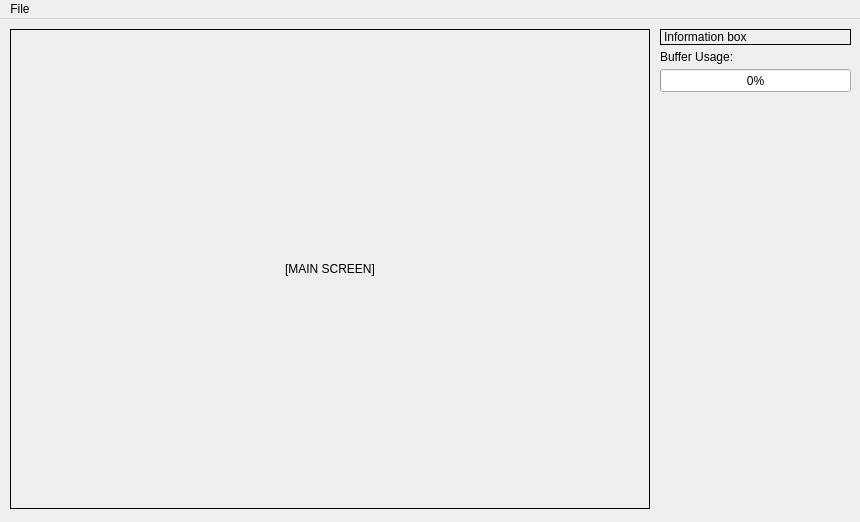
First picture: the form in src/mainwindow.ui, repository langelog/untitled, before the edit.
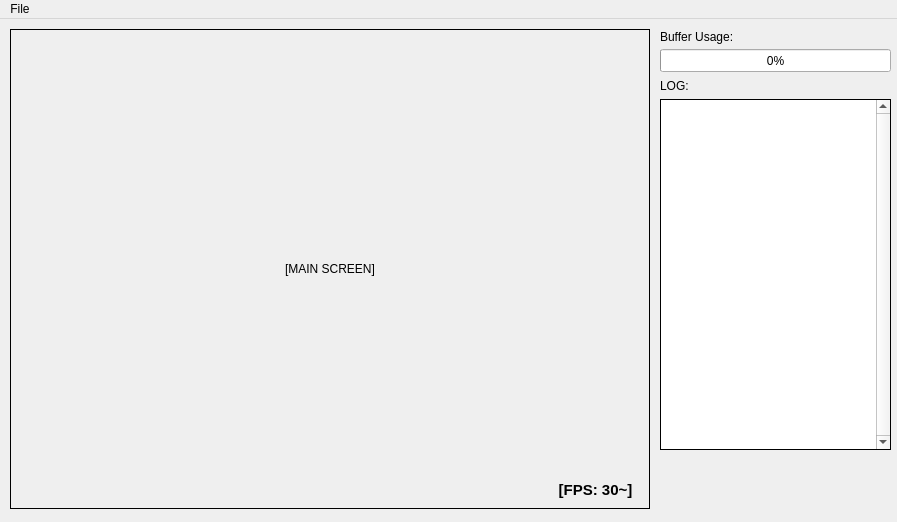
Second picture: the form after the edit.

The edit to the form file:
```diff
--- a/src/mainwindow.ui
+++ b/src/mainwindow.ui
@@ -6,10 +6,22 @@
    <rect>
     <x>0</x>
     <y>0</y>
-    <width>860</width>
+    <width>897</width>
     <height>522</height>
    </rect>
   </property>
+  <property name="minimumSize">
+   <size>
+    <width>897</width>
+    <height>522</height>
+   </size>
+  </property>
+  <property name="maximumSize">
+   <size>
+    <width>897</width>
+    <height>522</height>
+   </size>
+  </property>
   <property name="windowTitle">
    <string>MainWindow</string>
   </property>
@@ -33,27 +45,11 @@
      <set>Qt::AlignCenter</set>
     </property>
    </widget>
-   <widget class="QLabel" name="label_info">
-    <property name="geometry">
-     <rect>
-      <x>660</x>
-      <y>10</y>
-      <width>191</width>
-      <height>16</height>
-     </rect>
-    </property>
-    <property name="frameShape">
-     <enum>QFrame::Box</enum>
-    </property>
-    <property name="text">
-     <string>Information box</string>
-    </property>
-   </widget>
    <widget class="QLabel" name="label">
     <property name="geometry">
      <rect>
       <x>660</x>
-      <y>30</y>
+      <y>10</y>
       <width>91</width>
       <height>16</height>
      </rect>
@@ -66,8 +62,8 @@
     <property name="geometry">
      <rect>
       <x>660</x>
-      <y>50</y>
-      <width>191</width>
+      <y>30</y>
+      <width>231</width>
       <height>23</height>
      </rect>
     </property>
@@ -75,13 +71,68 @@
      <number>0</number>
     </property>
    </widget>
+   <widget class="QLabel" name="label_2">
+    <property name="geometry">
+     <rect>
+      <x>660</x>
+      <y>60</y>
+      <width>46</width>
+      <height>13</height>
+     </rect>
+    </property>
+    <property name="text">
+     <string>LOG:</string>
+    </property>
+   </widget>
+   <widget class="QPlainTextEdit" name="plainTextEdit">
+    <property name="geometry">
+     <rect>
+      <x>660</x>
+      <y>80</y>
+      <width>231</width>
+      <height>351</height>
+     </rect>
+    </property>
+    <property name="frameShape">
+     <enum>QFrame::Box</enum>
+    </property>
+    <property name="frameShadow">
+     <enum>QFrame::Plain</enum>
+    </property>
+    <property name="verticalScrollBarPolicy">
+     <enum>Qt::ScrollBarAlwaysOn</enum>
+    </property>
+   </widget>
+   <widget class="QLabel" name="label_3">
+    <property name="geometry">
+     <rect>
+      <x>540</x>
+      <y>450</y>
+      <width>111</width>
+      <height>41</height>
+     </rect>
+    </property>
+    <property name="font">
+     <font>
+      <pointsize>11</pointsize>
+      <weight>75</weight>
+      <bold>true</bold>
+     </font>
+    </property>
+    <property name="text">
+     <string>[FPS: 30~]</string>
+    </property>
+    <property name="alignment">
+     <set>Qt::AlignCenter</set>
+    </property>
+   </widget>
   </widget>
   <widget class="QMenuBar" name="menuBar">
    <property name="geometry">
     <rect>
      <x>0</x>
      <y>0</y>
-     <width>860</width>
+     <width>897</width>
      <height>21</height>
     </rect>
    </property>
```
